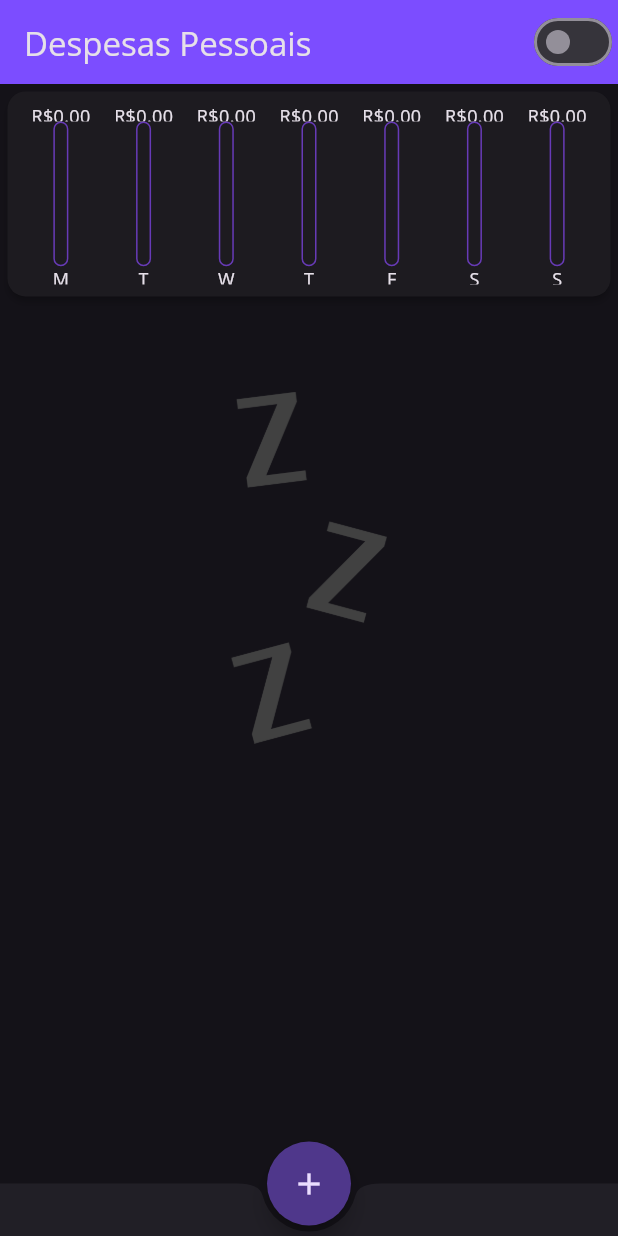
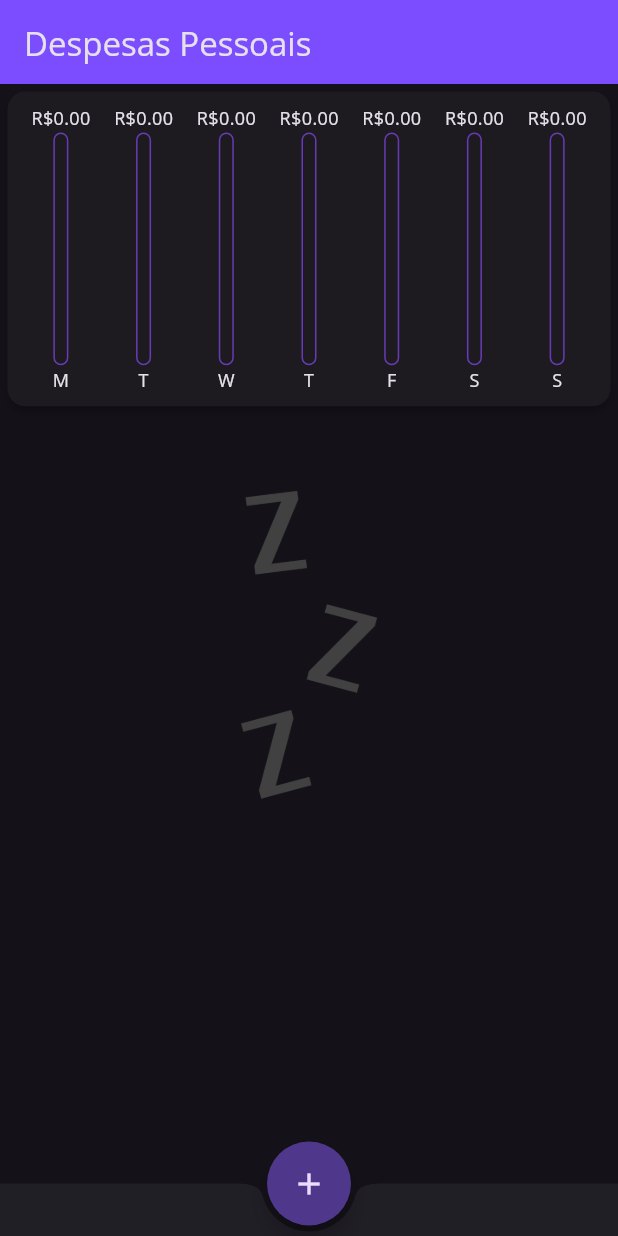
Before and after one commit to KauaHenSilva/dart_flutter_despesas_pessoais, a Flutter app: the screen it shows after launch, on a phone screen of 412 x 824 dp. Run offline on Flutter 3.47's test engine with Material 3 defaults, Android fonts, the phone set to English and light mode, and no system bars.

Commit message:
add: not Bottom In LandScape

```diff
--- a/lib/main.dart
+++ b/lib/main.dart
@@ -86,6 +86,7 @@ class _MyHomePageState extends State<MyHomePage> {
       title: const Text("Despesas Pessoais"),
       backgroundColor: Colors.deepPurpleAccent,
       actions: [
+        if(isLandscape)
         Switch(
           value: isChart,
           onChanged: (value) => setState(() {
@@ -106,11 +107,11 @@ class _MyHomePageState extends State<MyHomePage> {
           ? Column(
               children: [
                 SizedBox(
-                  height: labelSize * 0.2,
+                  height: labelSize * 0.3,
                   child: Chart(_recentDbTransactions),
                 ),
                 SizedBox(
-                  height: labelSize * 0.8,
+                  height: labelSize * 0.7,
                   child: TransactionList(
                     dbTransactions,
                     onRemove: _removeTransaction,
```
